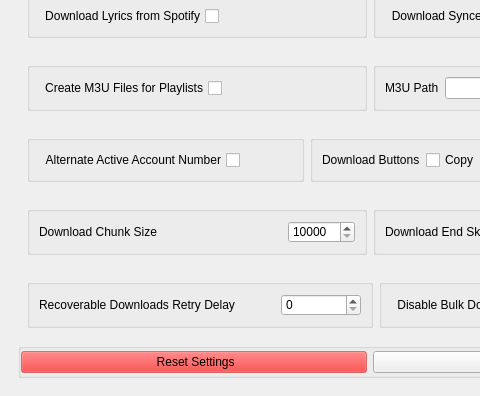
This is src/onthespot/gui/qtui/main.ui in moddroid94/onthespot as Qt 5 draws it before an edit; both pictures show x 0 to 480 and y 135 to 531 of the 740 by 531 pixel window. The edited form follows.
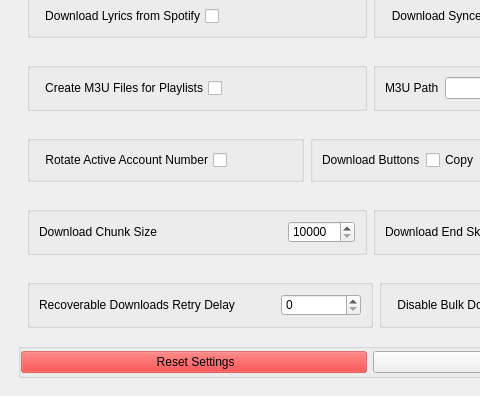
This is the edited form. The open tabs and pages were chosen to show the change. Icons and pictures are not drawn.

```diff
--- a/src/onthespot/gui/qtui/main.ui
+++ b/src/onthespot/gui/qtui/main.ui
@@ -1283,7 +1283,7 @@
                     <enum>Qt::RightToLeft</enum>
                    </property>
                    <property name="text">
-                    <string>Alternate Active Account Number</string>
+                    <string>Rotate Active Account Number</string>
                    </property>
                   </widget>
                  </item>
```
Left out of the diff: 2 changed lines with no effect on the pictures.
